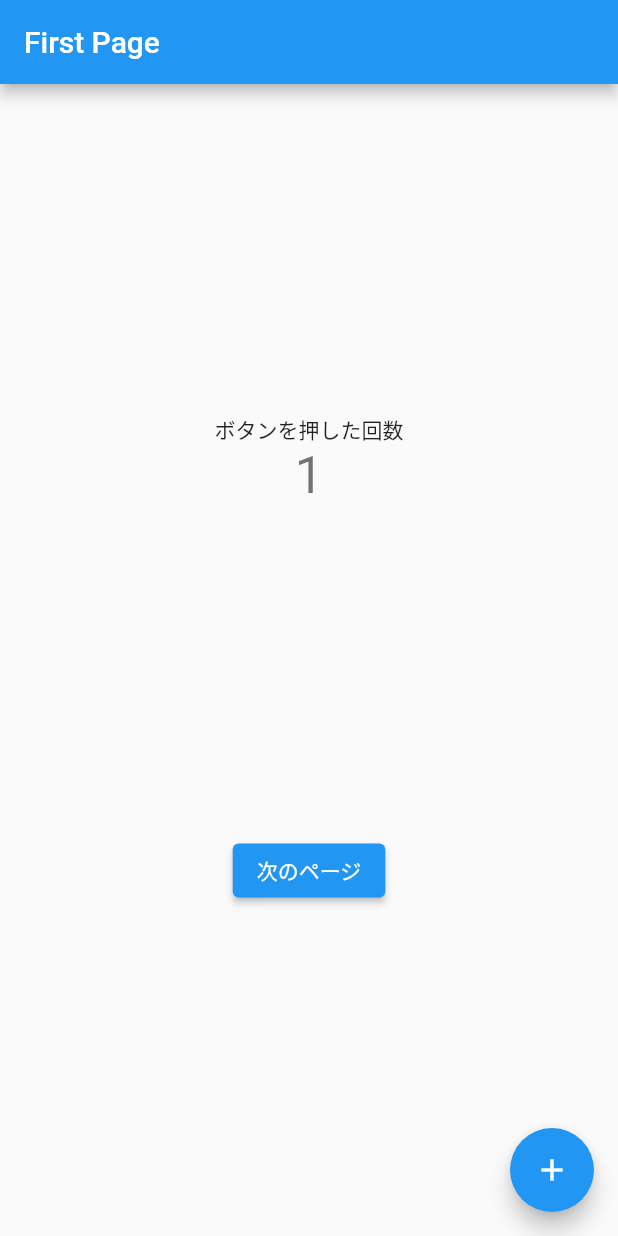
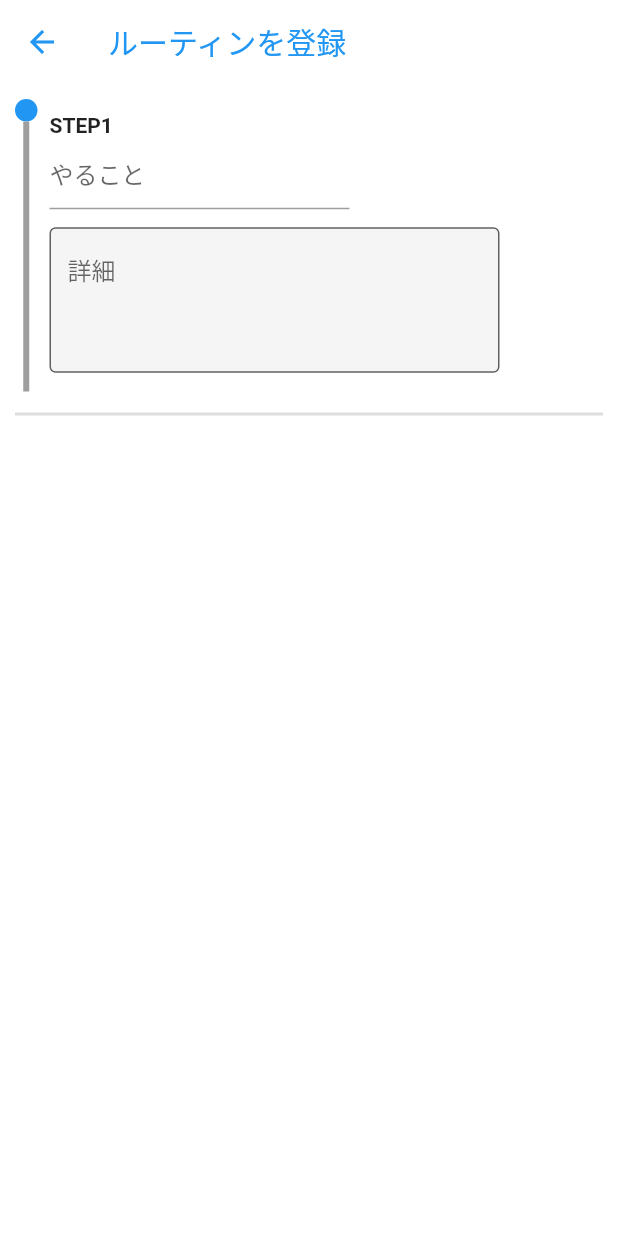
Before and after one commit to yuto90/routine_task, a Flutter app: the screen it shows after launch, after a tap on the "add" icon, on a phone screen of 412 x 824 dp. Run offline on Flutter 3.47's test engine with Material 2 defaults, Android fonts, the light colour scheme and no system bars; our stand-ins replace flutter_riverpod.

Commit message:
仮レイアウト作成途中

```diff
--- a/lib/main.dart
+++ b/lib/main.dart
@@ -12,7 +12,7 @@ class MyApp extends StatelessWidget {
   @override
   Widget build(BuildContext context) {
     return const MaterialApp(
-      home: MyHomePage(),
+      home: Top(),
     );
   }
 }
--- a/lib/model/provider.dart
+++ b/lib/model/provider.dart
@@ -1,3 +1,6 @@
+import 'package:flutter/material.dart';
 import 'package:flutter_riverpod/flutter_riverpod.dart';
 
-final countProvider = StateProvider((ref) => 0);
+final routineProvider = StateProvider((ref) => 5);
+
+final routineNameController = StateProvider((ref) => TextEditingController());
--- /dev/null
+++ b/lib/view/add_routine.dart
@@ -0,0 +1,108 @@
+import 'package:flutter/material.dart';
+import 'package:flutter_riverpod/flutter_riverpod.dart';
+import '../model/provider.dart';
+
+class AddRoutine extends ConsumerWidget {
+  const AddRoutine({super.key});
+
+  @override
+  Widget build(BuildContext context, WidgetRef ref) {
+    return GestureDetector(
+      onTap: () => FocusManager.instance.primaryFocus?.unfocus(),
+      behavior: HitTestBehavior.opaque,
+      child: Scaffold(
+        backgroundColor: Colors.white,
+        appBar: AppBar(
+          backgroundColor: Colors.white,
+          elevation: 0,
+          iconTheme: const IconThemeData(color: Colors.blue), // バックボタンの色
+          title: const Text(
+            'ルーティンを登録',
+            style: TextStyle(color: Colors.blue),
+          ),
+        ),
+        body: Container(
+          padding: const EdgeInsets.all(10),
+          child: Column(
+            children: [
+              Row(
+                children: [
+                  Padding(
+                    padding: const EdgeInsets.only(right: 8.0),
+                    child: Column(
+                      children: [
+                        Container(
+                          width: 15,
+                          height: 15,
+                          decoration: const BoxDecoration(
+                            color: Colors.blue,
+                            shape: BoxShape.circle,
+                          ),
+                        ),
+                        Container(
+                          width: 4,
+                          height: 180,
+                          color: Colors.grey,
+                        ),
+                      ],
+                    ),
+                  ),
+                  Column(
+                    crossAxisAlignment: CrossAxisAlignment.start,
+                    children: [
+                      const Text(
+                        'STEP1',
+                        style: TextStyle(fontWeight: FontWeight.bold),
+                      ),
+                      const SizedBox(
+                        height: 50,
+                        width: 200,
+                        child: TextField(
+                          decoration: InputDecoration(
+                            hintText: 'やること',
+                          ),
+                        ),
+                      ),
+                      Padding(
+                        padding: const EdgeInsets.only(top: 10),
+                        child: SizedBox(
+                          height: 100,
+                          width: 300,
+                          child: TextFormField(
+                            maxLines: null,
+                            minLines: 3,
+                            //controller: _targetTextController,
+                            decoration: const InputDecoration(
+                              border: OutlineInputBorder(),
+                              filled: true,
+                              labelText: '詳細',
+                              //この一行
+                              alignLabelWithHint: true,
+                              //suffixIcon: IconButton(
+                              //icon: Icon(Icons.clear),
+                              //onPressed: () {
+                              //_targetTextController.clear();
+                              //},
+                              //),
+                            ),
+                          ),
+                        ),
+                      ),
+                    ],
+                  )
+                ],
+              ),
+              const Divider(
+                color: Color.fromARGB(255, 223, 221, 221),
+                thickness: 2,
+                height: 30,
+                //indent: 20,
+                //endIndent: 20,
+              ),
+            ],
+          ),
+        ),
+      ),
+    );
+  }
+}
--- a/lib/view/second_page.dart
+++ /dev/null
@@ -1,48 +0,0 @@
-import 'package:flutter/material.dart';
-import 'package:flutter_riverpod/flutter_riverpod.dart';
-import '../model/provider.dart';
-
-class MySecondPage extends ConsumerWidget {
-  const MySecondPage({super.key});
-
-  @override
-  Widget build(BuildContext context, WidgetRef ref) {
-    return Scaffold(
-      appBar: AppBar(
-        backgroundColor: Colors.red,
-        title: const Text('Second Page'),
-      ),
-      body: Center(
-        child: Column(
-          mainAxisAlignment: MainAxisAlignment.spaceEvenly,
-          children: [
-            Column(
-              mainAxisAlignment: MainAxisAlignment.center,
-              children: <Widget>[
-                const Text(
-                  'ボタンを押した回数',
-                ),
-                Text(
-                  '${ref.watch(countProvider)}',
-                  style: Theme.of(context).textTheme.headline4,
-                ),
-              ],
-            ),
-            ElevatedButton(
-              onPressed: () {
-                Navigator.of(context).pop();
-              },
-              child: const Text('前のページ'),
-            )
-          ],
-        ),
-      ),
-      floatingActionButton: FloatingActionButton(
-        onPressed: () {
-          ref.read(countProvider.notifier).state++;
-        },
-        child: const Icon(Icons.add),
-      ),
-    );
-  }
-}
--- a/lib/view/top.dart
+++ b/lib/view/top.dart
@@ -1,50 +1,40 @@
 import 'package:flutter/material.dart';
 import 'package:flutter_riverpod/flutter_riverpod.dart';
 import '../model/provider.dart';
-import 'second_page.dart';
+import 'add_routine.dart';
 
-class MyHomePage extends ConsumerWidget {
-  const MyHomePage({super.key});
+class Top extends ConsumerWidget {
+  const Top({super.key});
 
   @override
   Widget build(BuildContext context, WidgetRef ref) {
     return Scaffold(
+      backgroundColor: Colors.white,
       appBar: AppBar(
-        backgroundColor: Colors.blue,
-        title: const Text('First Page'),
+        backgroundColor: Colors.white,
+        elevation: 0,
+        title: const Text(
+          'ルーティン一覧',
+          style: TextStyle(color: Colors.blue),
+        ),
       ),
-      body: Center(
-        child: Column(
-          mainAxisAlignment: MainAxisAlignment.spaceEvenly,
-          children: [
-            Column(
-              mainAxisAlignment: MainAxisAlignment.center,
-              children: <Widget>[
-                const Text(
-                  'ボタンを押した回数',
-                ),
-                Text(
-                  '${ref.watch(countProvider)}',
-                  style: Theme.of(context).textTheme.headline4,
-                ),
-              ],
-            ),
-            ElevatedButton(
-              onPressed: () {
-                Navigator.of(context).push<void>(
-                  MaterialPageRoute(
-                    builder: (context) => const MySecondPage(),
-                  ),
-                );
-              },
-              child: const Text('次のページ'),
-            )
-          ],
-        ),
+      body: ListView.builder(
+        padding: const EdgeInsets.all(36.0),
+        shrinkWrap: true,
+        itemCount: ref.read(routineProvider.notifier).state,
+        itemBuilder: (BuildContext context, int index) {
+          return ListTile(
+            leading: const Icon(Icons.face),
+            title: Text('$index'),
+            subtitle: const Text('ルーティン'),
+            trailing: const Icon(Icons.more_vert),
+          );
+        },
       ),
       floatingActionButton: FloatingActionButton(
         onPressed: () {
-          ref.read(countProvider.notifier).state++;
+          Navigator.of(context).push<void>(
+              MaterialPageRoute(builder: (context) => const AddRoutine()));
         },
         child: const Icon(Icons.add),
       ),
```
